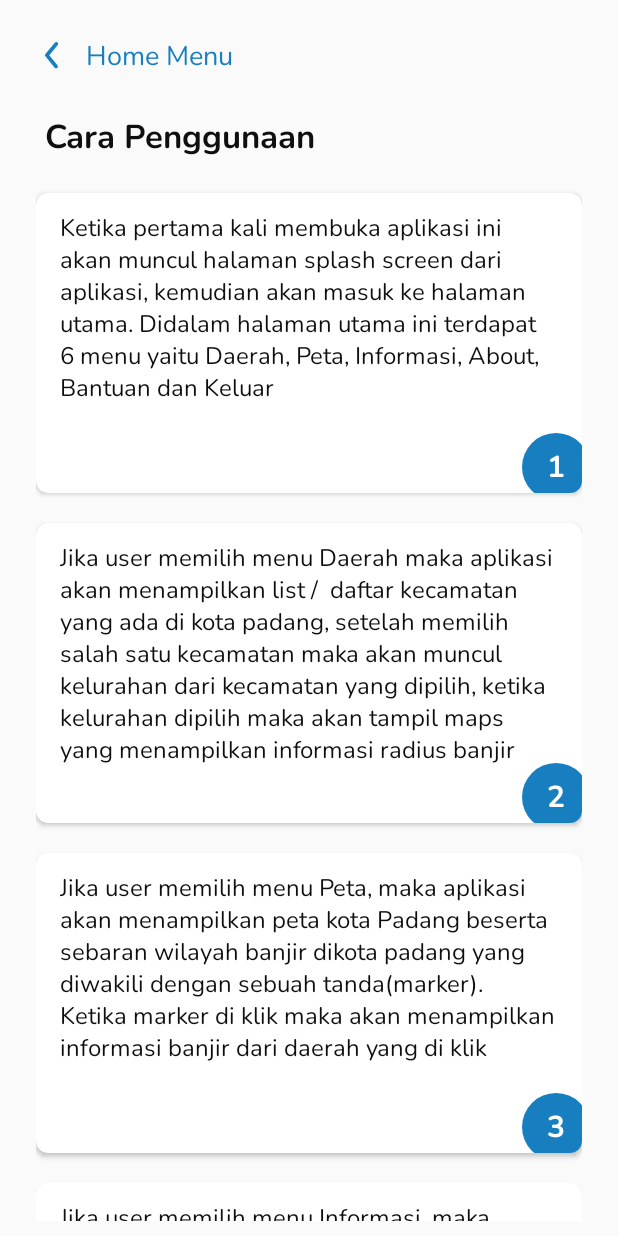
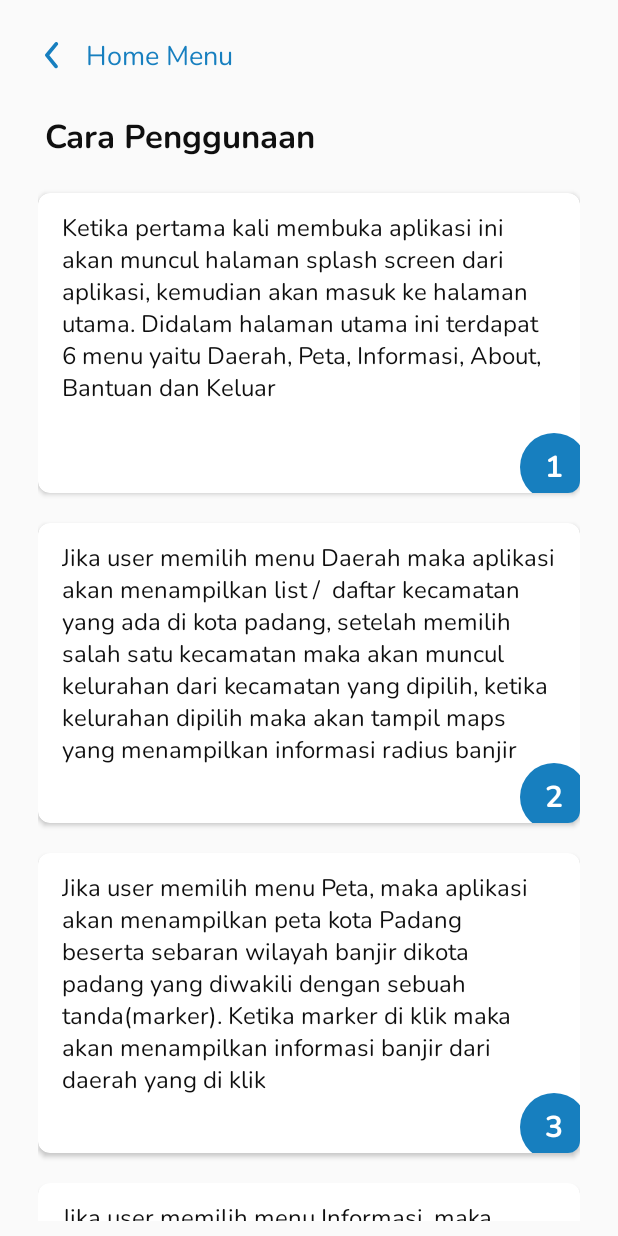
Before and after one commit to fadilHidayatul/RawanBanjirApp, an Android app: the BantuanActivity screen opened directly, with no data from a screen before it, on a phone screen of 412 x 824 dp. Run offline under Robolectric (Android 15) with nearby library versions, the phone set to English and light mode, and no system bars.

```diff
--- a/app/src/main/res/layout/activity_bantuan.xml
+++ b/app/src/main/res/layout/activity_bantuan.xml
@@ -51,7 +51,7 @@
         <androidx.recyclerview.widget.RecyclerView
             android:id="@+id/recyclerBantuan"
             tools:listitem="@layout/row_bantuan"
-            android:paddingHorizontal="24dp"
+            android:paddingHorizontal="25dp"
             android:layout_marginTop="12dp"
             android:paddingBottom="10dp"
             android:layout_width="match_parent"
```
